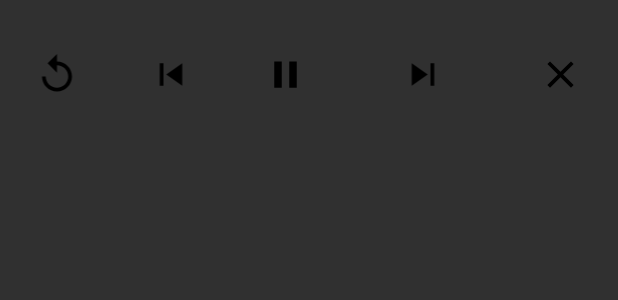
After one commit to h67ma/GnarlyMusicPlayer, an Android app: the layout notification_small.xml on its own in the app's theme, with its tools: preview values and no code run, on a phone screen of 412 x 824 dp. The commit adds this screen. Shown: the top 300 px of the screen. Run offline under Robolectric (Android 15) with nearby library versions, the phone set to English and light mode, and no system bars.

Commit message:
added small/big notification

```diff
--- /dev/null
+++ b/app/src/main/res/layout/notification_small.xml
@@ -0,0 +1,87 @@
+<?xml version="1.0" encoding="utf-8"?>
+<LinearLayout xmlns:android="http://schemas.android.com/apk/res/android"
+    android:layout_width="match_parent"
+    android:layout_height="match_parent"
+    android:orientation="vertical">
+
+    <TextView
+        android:id="@+id/track_title"
+        android:layout_width="match_parent"
+        android:layout_height="wrap_content"
+        android:ellipsize="end"
+        android:gravity="center"
+        android:maxLines="1"
+        android:paddingStart="15dp"
+        android:paddingTop="15dp"
+        android:paddingEnd="15dp"
+        android:textColor="@color/notification_content" />
+
+    <LinearLayout
+        android:layout_width="match_parent"
+        android:layout_height="wrap_content"
+        android:orientation="horizontal"
+        android:paddingBottom="15dp">
+
+        <ImageView
+            android:id="@+id/action_reset_btn"
+            android:layout_width="0dp"
+            android:layout_height="30dp"
+            android:layout_weight="1"
+            android:src="@drawable/replay"
+            android:tint="@color/notification_content"
+            android:clickable="true"
+            android:focusable="true"
+            android:foreground="?android:attr/selectableItemBackground"
+            android:contentDescription="@string/reset"/>
+
+        <ImageView
+            android:id="@+id/action_prev_btn"
+            android:layout_width="0dp"
+            android:layout_height="30dp"
+            android:layout_weight="1"
+            android:src="@drawable/prev"
+            android:tint="@color/notification_content"
+            android:clickable="true"
+            android:focusable="true"
+            android:foreground="?android:attr/selectableItemBackground"
+            android:contentDescription="@string/previous"/>
+
+        <ImageView
+            android:id="@+id/action_playpause_btn"
+            android:layout_width="0dp"
+            android:layout_height="30dp"
+            android:layout_weight="1"
+            android:src="@drawable/pause"
+            android:tint="@color/notification_content"
+            android:clickable="true"
+            android:focusable="true"
+            android:foreground="?android:attr/selectableItemBackground"
+            android:contentDescription="@string/play_pause"/>
+
+        <ImageView
+            android:id="@+id/action_next_btn"
+            android:layout_width="30dp"
+            android:layout_height="30dp"
+            android:layout_weight="1"
+            android:src="@drawable/next"
+            android:tint="@color/notification_content"
+            android:clickable="true"
+            android:focusable="true"
+            android:foreground="?android:attr/selectableItemBackground"
+            android:contentDescription="@string/next"/>
+
+        <ImageView
+            android:id="@+id/action_close_btn"
+            android:layout_width="0dp"
+            android:layout_height="30dp"
+            android:layout_weight="1"
+            android:src="@drawable/close"
+            android:tint="@color/notification_content"
+            android:clickable="true"
+            android:focusable="true"
+            android:foreground="?android:attr/selectableItemBackground"
+            android:contentDescription="@string/close"/>
+
+    </LinearLayout>
+
+</LinearLayout>
```
Also changed, not shown: app/src/main/java/sancho/gnarlymusicplayer/MediaPlaybackService.kt (+25 -13 lines), app/src/main/res/layout/notification_big.xml (renamed from app/src/main/res/layout/notification.xml, +3 -5 lines).
